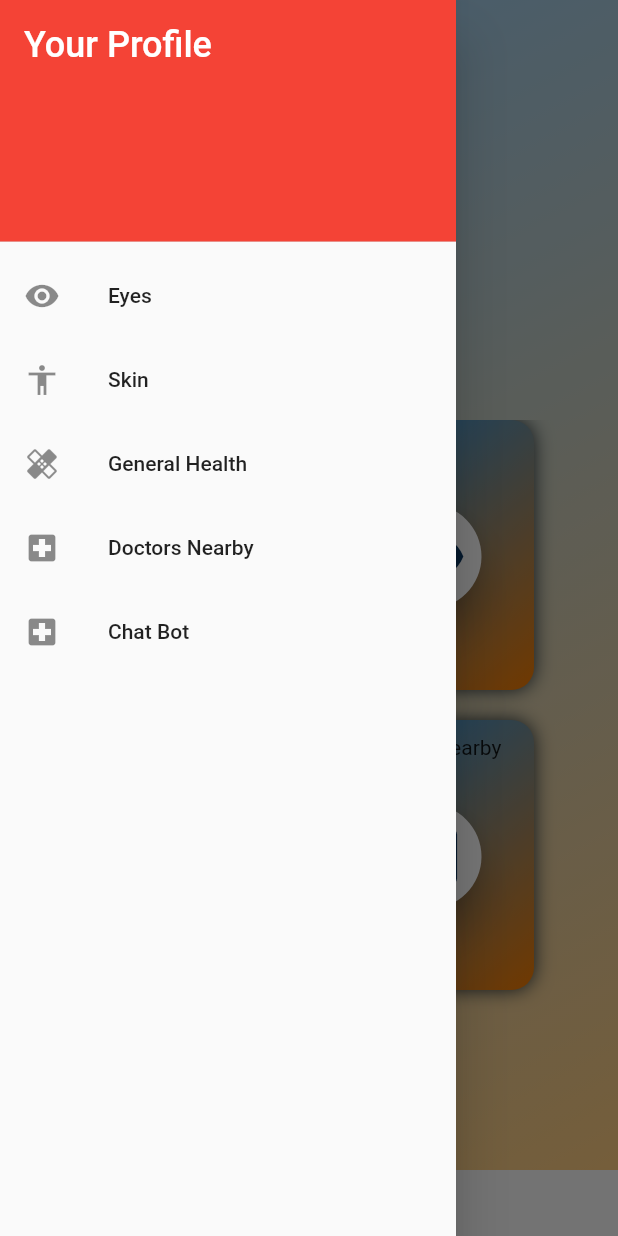
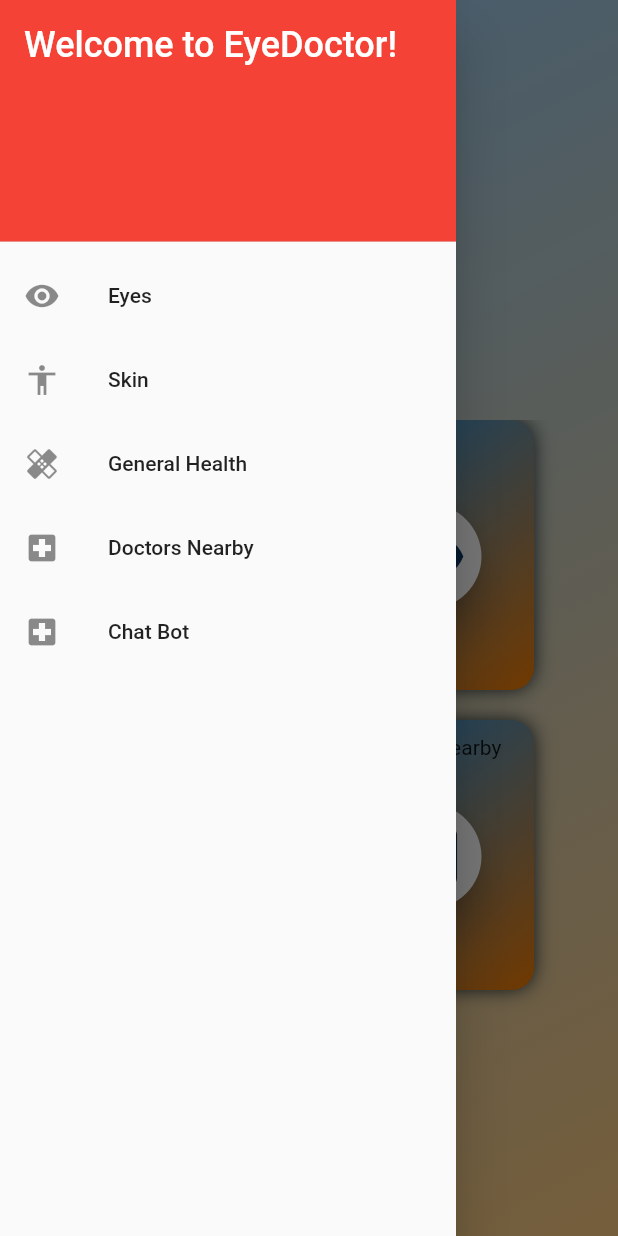
Before and after one commit to raghavansus/FinalOrionHacks, a Flutter app: the screen it shows after launch, with the side drawer open, on a phone screen of 412 x 824 dp. Run offline on Flutter 3.47's test engine with Material 2 defaults, Android fonts, the phone set to English and light mode, and no system bars; our stand-ins replace google_maps_flutter; generated files the repository leaves out were written again.

Commit message:
Fixed information on the surveys

```diff
--- a/lib/Eyes.dart
+++ b/lib/Eyes.dart
@@ -186,7 +186,7 @@ class Result extends StatelessWidget {
     int printS = score.toInt();
     String resultText;
 
-    resultText = 'You have a $printS % chance of having a skin disease';
+    resultText = 'You have a $printS % chance of having a eye disease/disorder. If you are concerned, please consult a medical professional or dial 911 if you believe you are having an emergency.';
 
     return resultText;
     // return resultText;
@@ -208,7 +208,7 @@ class Result extends StatelessWidget {
             child: Text(
               'Try out our Eye Disease detector.',
             ), //Text
-            textColor: Color(0xFFF57C00),
+            textColor: Colors.deepOrange[800],
             onPressed: resetHandler,
           ),
         ], //<Widget>[]
--- a/lib/GeneralHealth.dart
+++ b/lib/GeneralHealth.dart
@@ -136,7 +136,7 @@ class GeneralHealth extends StatelessWidget {
   };
 
   Widget getCategoryContainer(String categoryName) {
-    return new Container(
+    return Container(
       // gradient: LinearGradient(colors: [Colors.orange, Colors.blue]),
       margin: EdgeInsets.only(right: 10, left: 10, bottom: 20),
       height: 180,
--- a/lib/main.dart
+++ b/lib/main.dart
@@ -50,7 +50,7 @@ class homescreen extends State<StatefulWidget> {
                 color: Colors.red,
               ),
               child: Text(
-                'Your Profile',
+                'Welcome to EyeDoctor!',
                 style: TextStyle(
                   color: Colors.white,
                   fontSize: 24,
@@ -142,7 +142,7 @@ class homescreen extends State<StatefulWidget> {
               Stack(
                 children: <Widget>[
                   Container(
-                    height: 600,
+                    height: 700,
                     //margin: EdgeInsets.only(top: 200),
                     padding: EdgeInsets.all(20),
                     child: Column(
@@ -157,7 +157,7 @@ class homescreen extends State<StatefulWidget> {
                               style: TextStyle(
                                   fontWeight: FontWeight.bold,
                                   height: 3,
-                                  color: Colors.white,
+                                  color: Color(0xFF083663),
                                   fontSize: 20),
                             ),
                           ),
@@ -194,7 +194,7 @@ class homescreen extends State<StatefulWidget> {
     "Doctors Nearby":
         Icon(Icons.local_hospital, color: Color(0xFF083663), size: 50),
     "Chat Bot":
-    Icon(Icons.local_hospital, color: Color(0xFF083663), size: 50),
+    Icon(Icons.message_rounded, color: Color(0xFF083663), size: 50),
   };
 
   Widget getCategoryContainer(String categoryName) {
```
Also changed, not shown: lib/Skin.dart (+4 -10 lines).
